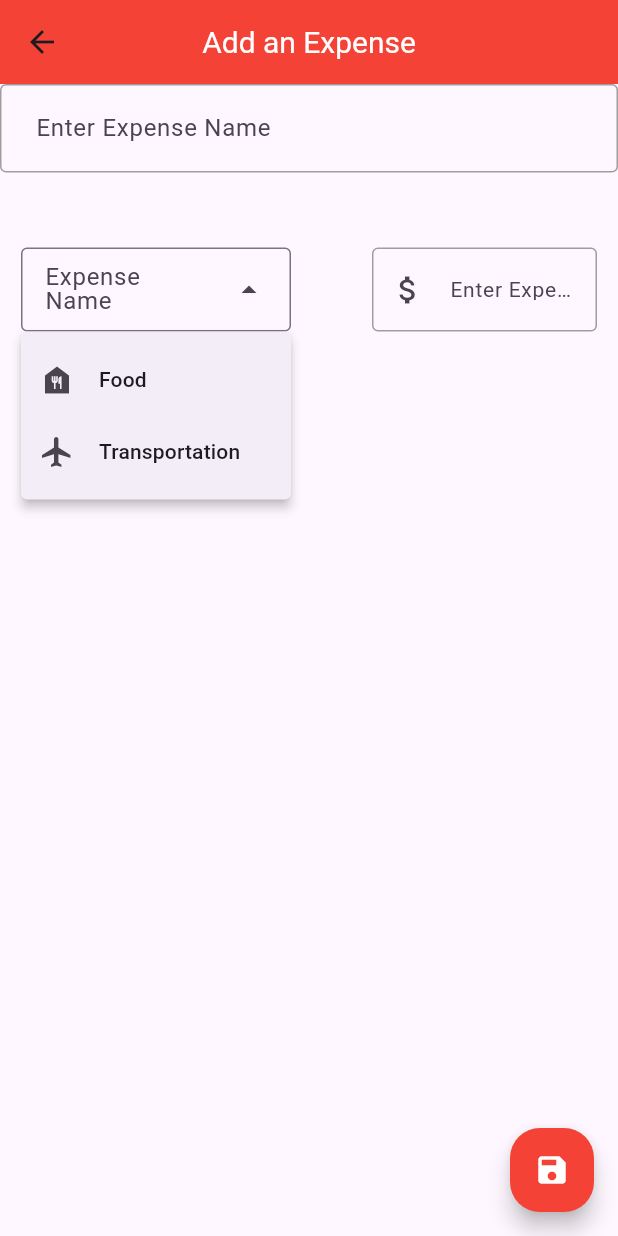
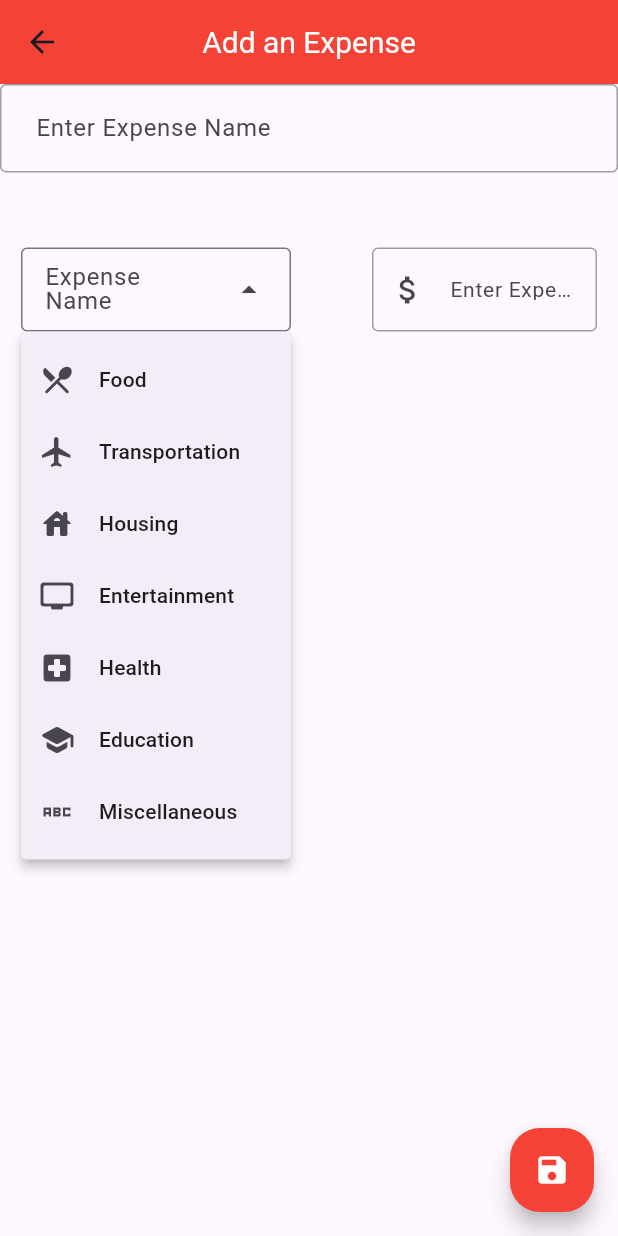
Before and after one commit to TheRealSlimShadies/WealthWatch, a Flutter app: the addExpense screen opened by its route, after a tap on "Food", on a phone screen of 412 x 824 dp. Run offline on Flutter 3.47's test engine with Material 3 defaults, Android fonts, the phone set to English and light mode, and no system bars; our stand-ins replace fl_chart.

Commit message:
added the controller to work with the data

```diff
--- a/src/lib/Pages/addExpense.dart
+++ b/src/lib/Pages/addExpense.dart
@@ -2,16 +2,20 @@
 
 import 'package:flutter/material.dart';
 import 'dropDownMenuExpense.dart';
+import 'dropDownMenuIncome.dart';
 
 class addExpense extends StatelessWidget {
-  const addExpense({super.key});
+  final TextEditingController expenseLabelController = TextEditingController();
+  final TextEditingController expenseNumberController = TextEditingController();
+  final categorySelection = TextEditingController();
+  addExpense({
+    super.key,
+  });
 
   @override
   Widget build(BuildContext context) {
-    final TextEditingController expenseAmountController =
-        TextEditingController();
-    final TextEditingController expenseNumberController =
-        TextEditingController();
+    final categorySelection = TextEditingController();
+
     return Scaffold(
       appBar: AppBar(
         title: Text(
@@ -25,7 +29,7 @@ class addExpense extends StatelessWidget {
         mainAxisAlignment: MainAxisAlignment.start,
         children: [
           TextFormField(
-            controller: expenseAmountController,
+            controller: expenseLabelController,
             decoration: InputDecoration(
                 hintText: "Enter Expense Name",
                 contentPadding: EdgeInsets.only(left: 20, top: 15, bottom: 20),
@@ -46,7 +50,9 @@ class addExpense extends StatelessWidget {
             mainAxisAlignment: MainAxisAlignment.spaceEvenly,
             children: [
               Container(
-                child: MyDropdownMenuExpense(),
+                child: MyDropdownMenuExpense(
+                  controller: categorySelection,
+                ),
               ),
               Container(
                 margin: EdgeInsets.only(left: 40),
@@ -75,7 +81,16 @@ class addExpense extends StatelessWidget {
             .end, // Align the FloatingActionButton to the right
         children: [
           FloatingActionButton(
-            onPressed: () {},
+            onPressed: () {
+              String expenseLabel = expenseLabelController.text;
+              String expensenumbercontroller = expenseNumberController.text;
+              int expenseNumber = int.tryParse(expensenumbercontroller) ?? 0;
+              print(categorySelection.text);
+
+              // if () {
+
+              // }
+            },
             backgroundColor: Colors.red,
             shape:
                 RoundedRectangleBorder(borderRadius: BorderRadius.circular(20)),
@@ -89,12 +104,3 @@ class addExpense extends StatelessWidget {
     );
   }
 }
-
-enum expenseCategories {
-  food('Food', Icons.food_bank),
-  transportation('Transportation', Icons.flight);
-
-  const expenseCategories(this.label, this.icon);
-  final String label;
-  final IconData icon;
-}
--- a/src/lib/Pages/dropDownMenuExpense.dart
+++ b/src/lib/Pages/dropDownMenuExpense.dart
@@ -1,10 +1,8 @@
 import 'package:flutter/material.dart';
 
 class MyDropdownMenuExpense extends StatefulWidget {
-  const MyDropdownMenuExpense({super.key});
-  String somethingsomething(String x) {
-    return x;
-  }
+  final controller;
+  MyDropdownMenuExpense({super.key, required this.controller});
 
   @override
   State<MyDropdownMenuExpense> createState() => _MyDropdownMenuState();
@@ -16,7 +14,7 @@ class _MyDropdownMenuState extends State<MyDropdownMenuExpense> {
   Widget build(BuildContext context) {
     return DropdownMenu(
       label: const Text('Expense Name'),
-      controller: categorySelection,
+      controller: widget.controller,
       width: 180,
       dropdownMenuEntries: expenseCategories.values
           .map((expenseCategories) => DropdownMenuEntry(
@@ -29,8 +27,13 @@ class _MyDropdownMenuState extends State<MyDropdownMenuExpense> {
 }
 
 enum expenseCategories {
-  food('Food', Icons.food_bank),
-  transportation('Transportation', Icons.flight);
+  food('Food', Icons.restaurant_menu_rounded),
+  transportation('Transportation', Icons.flight),
+  housing('Housing', Icons.house_rounded),
+  entertainment('Entertainment', Icons.tv_rounded),
+  health('Health', Icons.local_hospital_rounded),
+  education('Education', Icons.school_rounded),
+  miscellaneous('Miscellaneous', Icons.abc_sharp);
 
   const expenseCategories(this.label, this.icon);
   final String label;
--- a/src/lib/data.dart/Expense.dart
+++ b/src/lib/data.dart/Expense.dart
@@ -8,7 +8,7 @@ class Expense {
     name = '';
     expenseAmount = 0;
   }
-  addExpense(String x, int y) {
+  addExpenseItem(String x, int y) {
     name = x;
     expenseAmount = y;
   }
```
Also changed, not shown: src/lib/Authentication/login.dart (+39 -23 lines), src/lib/main.dart (+8 -8 lines).
